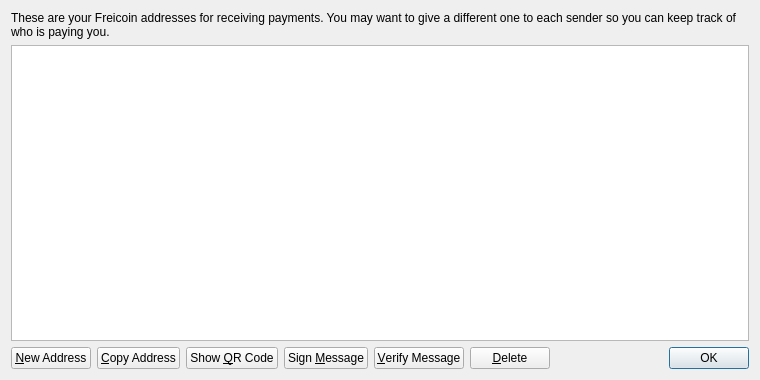
This is src/qt/forms/addressbookpage.ui in NiCoIn/NiCoIn as Qt 5 draws it before an edit. The edited form follows.
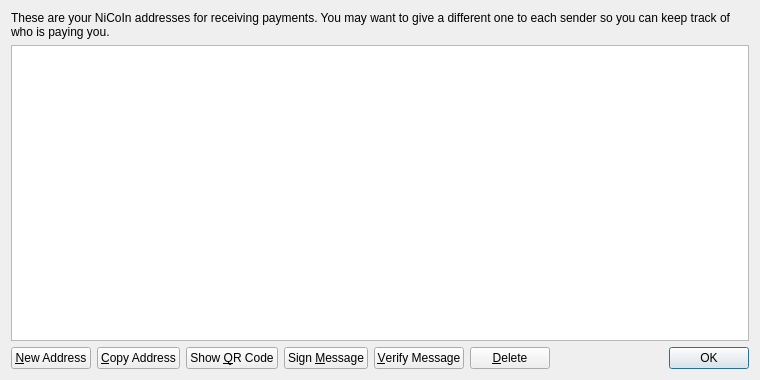
This is the edited form. Icons and pictures are not drawn.

```diff
--- a/src/qt/forms/addressbookpage.ui
+++ b/src/qt/forms/addressbookpage.ui
@@ -17,7 +17,7 @@
    <item>
     <widget class="QLabel" name="labelExplanation">
      <property name="text">
-      <string>These are your Freicoin addresses for receiving payments. You may want to give a different one to each sender so you can keep track of who is paying you.</string>
+      <string>These are your NiCoIn addresses for receiving payments. You may want to give a different one to each sender so you can keep track of who is paying you.</string>
      </property>
      <property name="textFormat">
       <enum>Qt::PlainText</enum>
```
Left out of the diff: 18 changed lines with no effect on the pictures.
